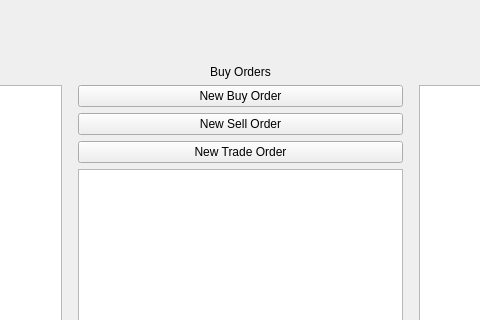
Qt form ui/qt/main_window.ui (ben-abraham/raven-trader-pro) before a commit; both pictures show x 289 to 769 and y 0 to 320 of the 1400 by 800 pixel window.
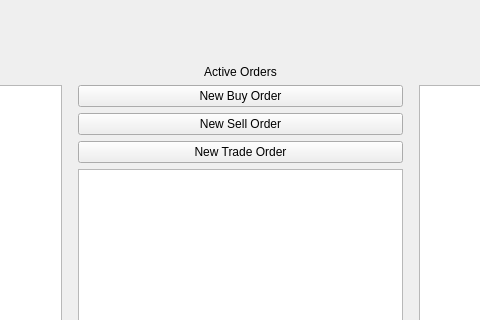
The same form after that commit.

```diff
--- a/ui/qt/main_window.ui
+++ b/ui/qt/main_window.ui
@@ -104,7 +104,7 @@
               <item>
                 <widget class="QLabel" name="label">
                 <property name="text">
-                  <string>Buy Orders</string>
+                  <string>Active Orders</string>
                 </property>
                 <property name="alignment">
                   <set>Qt::AlignCenter</set>
```
